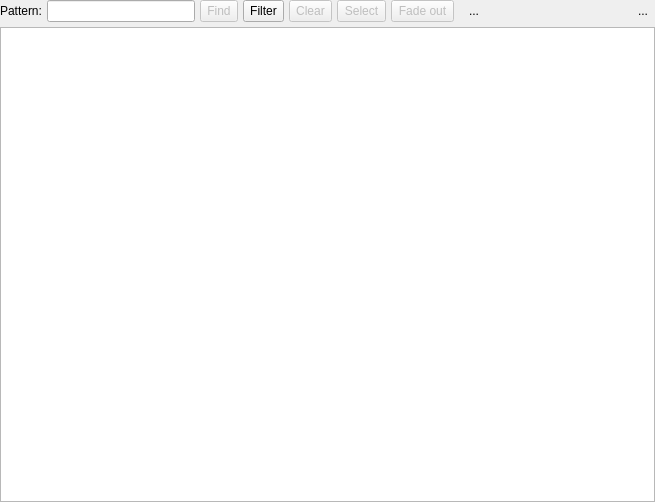
Old version of the form libs/libgui/ui/widgets/objectfinderwidget.ui in the repository pgmodeler/pgmodeler.
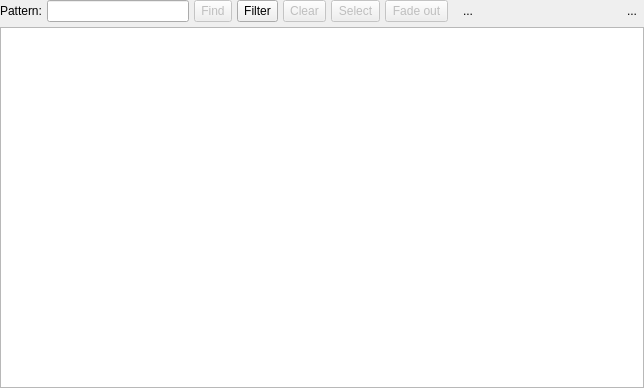
New version of the form. Icons and pictures are not drawn.

Commit message: Adjusted the split layout that resizes ModelValidationWidget and ObjectFinderWidget

Patch:
```diff
--- a/libs/libgui/ui/widgets/objectfinderwidget.ui
+++ b/libs/libgui/ui/widgets/objectfinderwidget.ui
@@ -6,8 +6,8 @@
    <rect>
     <x>0</x>
     <y>0</y>
-    <width>655</width>
-    <height>502</height>
+    <width>644</width>
+    <height>388</height>
    </rect>
   </property>
   <property name="minimumSize">
```
The commit also changes 2 other files.
